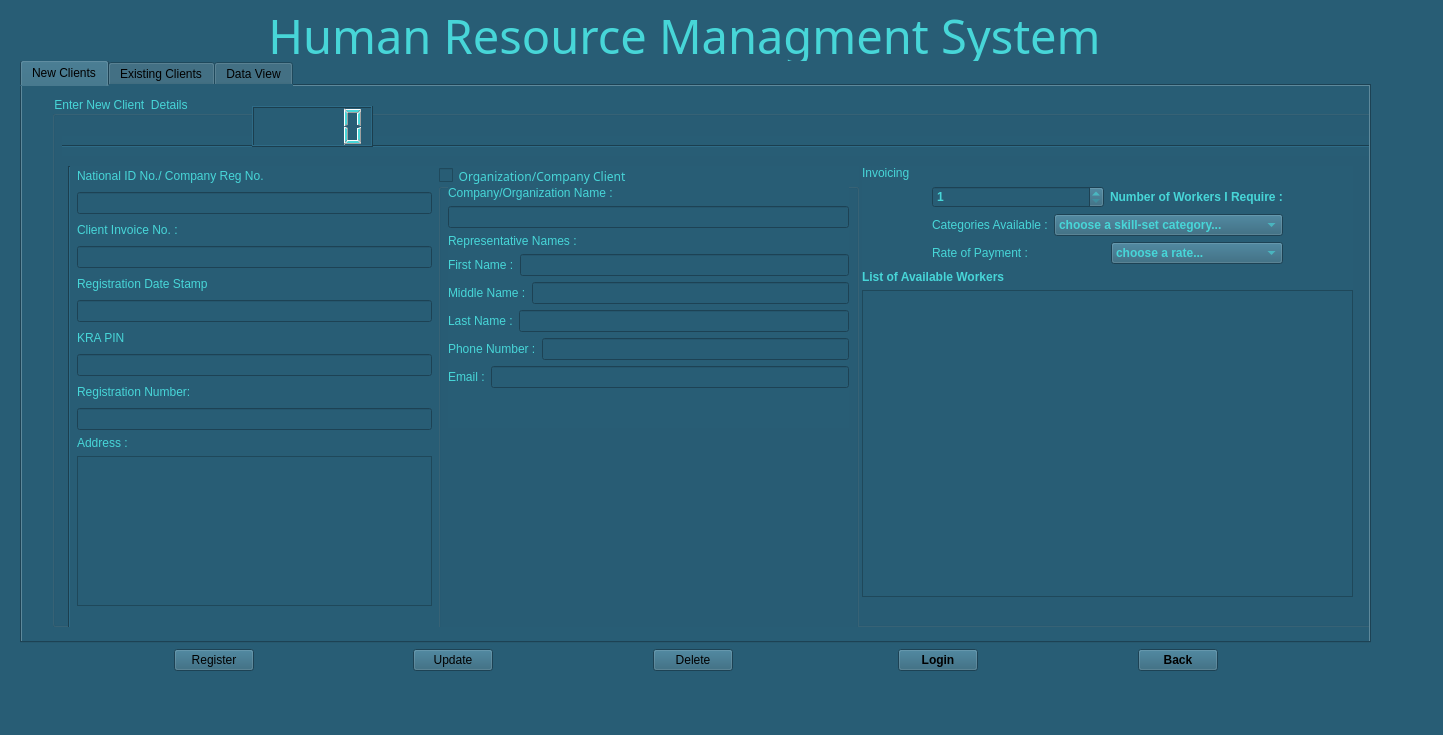
Old version of the form pyqt/Layouts/clients.ui in the repository bellyfat/HRMS.
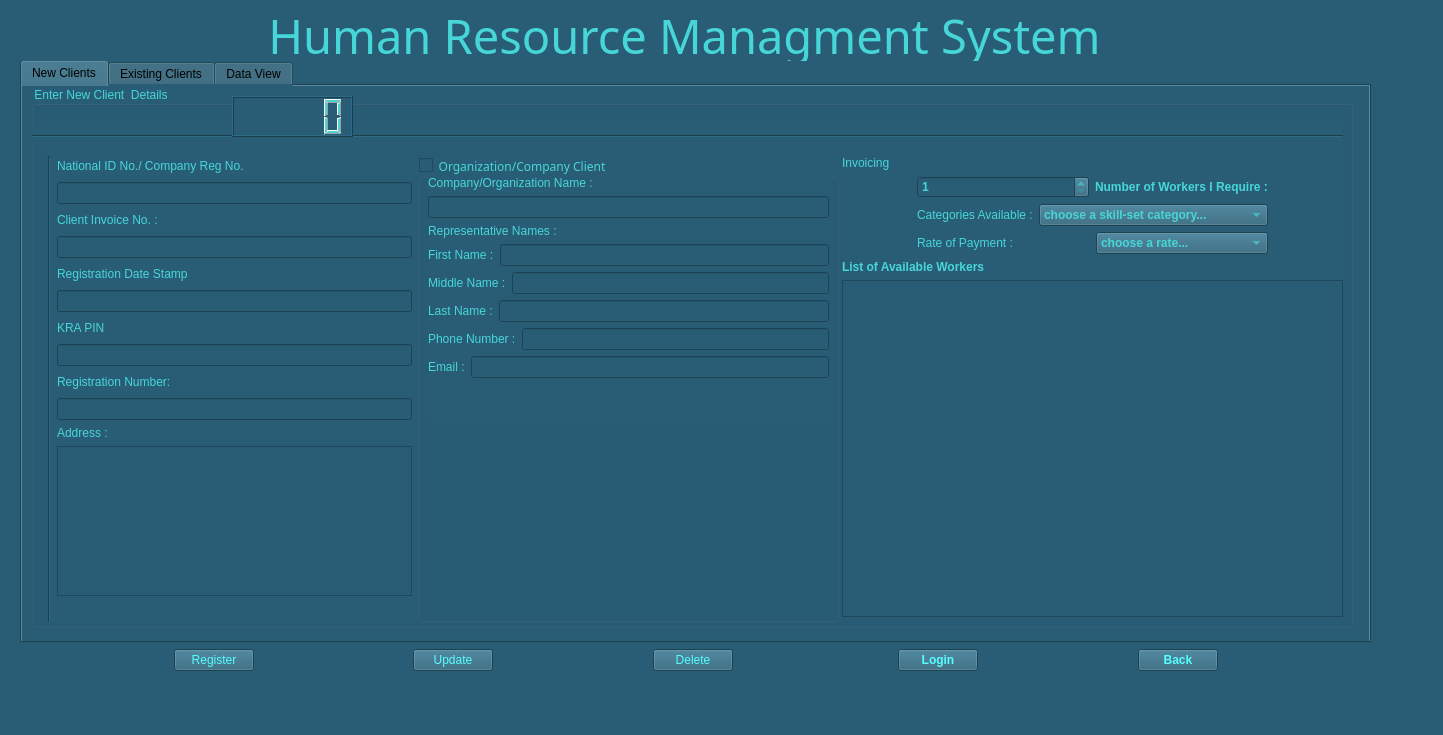
New version of the form. Icons and pictures are not drawn.

```diff
--- a/pyqt/Layouts/clients.ui
+++ b/pyqt/Layouts/clients.ui
@@ -51,10 +51,10 @@
         <widget class="QGroupBox" name="groupBox_5">
          <property name="geometry">
           <rect>
-           <x>30</x>
-           <y>10</y>
+           <x>10</x>
+           <y>0</y>
            <width>1321</width>
-           <height>531</height>
+           <height>541</height>
           </rect>
          </property>
          <property name="styleSheet">
@@ -66,7 +66,7 @@
          <widget class="Line" name="line_3">
           <property name="geometry">
            <rect>
-            <x>10</x>
+            <x>0</x>
             <y>40</y>
             <width>1311</width>
             <height>20</height>
@@ -112,7 +112,7 @@
             <x>16</x>
             <y>70</y>
             <width>791</width>
-            <height>464</height>
+            <height>466</height>
            </rect>
           </property>
           <layout class="QHBoxLayout" name="horizontalLayout_42">
@@ -269,7 +269,18 @@
                 </layout>
                </item>
                <item>
-                <widget class="QLineEdit" name="dateTimeEdit_stampNew"/>
+                <widget class="QLineEdit" name="dateTimeEdit_stampNew">
+                 <property name="enabled">
+                  <bool>false</bool>
+                 </property>
+                 <property name="font">
+                  <font>
+                   <family>System</family>
+                   <weight>75</weight>
+                   <bold>true</bold>
+                  </font>
+                 </property>
+                </widget>
                </item>
                <item>
                 <layout class="QHBoxLayout" name="horizontalLayout_46">
@@ -749,8 +760,8 @@
            <rect>
             <x>810</x>
             <y>70</y>
-            <width>491</width>
-            <height>431</height>
+            <width>501</width>
+            <height>461</height>
            </rect>
           </property>
           <layout class="QVBoxLayout" name="verticalLayout_6">
@@ -2129,6 +2140,9 @@
            <family>System</family>
           </font>
          </property>
+         <property name="styleSheet">
+          <string notr="true">color:rgb(85, 255, 255)</string>
+         </property>
          <property name="text">
           <string>Register</string>
          </property>
@@ -2154,6 +2168,9 @@
            <family>System</family>
           </font>
          </property>
+         <property name="styleSheet">
+          <string notr="true">color:rgb(85, 255, 255)</string>
+         </property>
          <property name="text">
           <string>Update</string>
          </property>
@@ -2179,6 +2196,9 @@
            <family>System</family>
           </font>
          </property>
+         <property name="styleSheet">
+          <string notr="true">color:rgb(85, 255, 255)</string>
+         </property>
          <property name="text">
           <string>Delete</string>
          </property>
@@ -2213,6 +2233,9 @@
            <bold>true</bold>
           </font>
          </property>
+         <property name="styleSheet">
+          <string notr="true">color:rgb(85, 255, 255)</string>
+         </property>
          <property name="text">
           <string>Login</string>
          </property>
@@ -2240,6 +2263,9 @@
            <bold>true</bold>
           </font>
          </property>
+         <property name="styleSheet">
+          <string notr="true">color:rgb(85, 255, 255)</string>
+         </property>
          <property name="text">
           <string>Back</string>
          </property>
```
Left out of the diff: 64 changed lines with no effect on the pictures.
